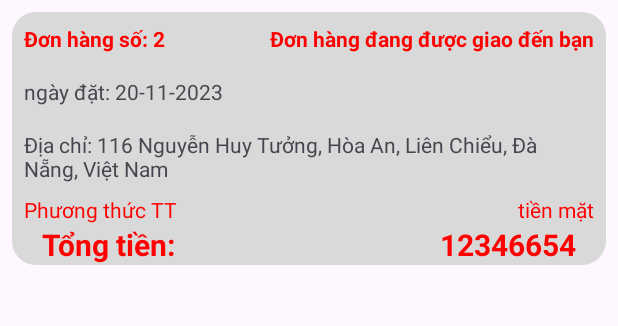
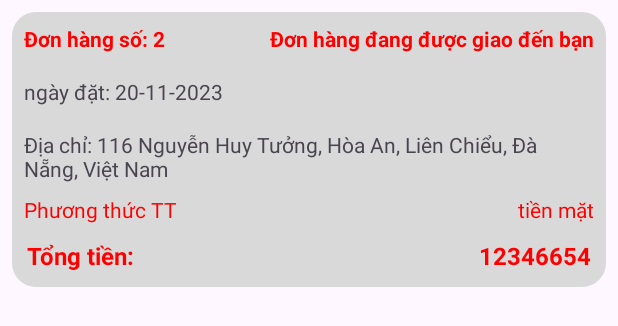
Before and after one commit to Mobile-Internship-2023-Org/Mobile-Internship-2023-Repo-FE, an Android app: the layout lich_su_item_layout.xml on its own in the app's theme, with its tools: preview values and no code run, on a phone screen of 412 x 824 dp. Shown: the top 326 px of the screen. Run offline under Robolectric (Android 15) with nearby library versions, the phone set to English and light mode, and no system bars.

Commit message:
doan commit4

```diff
--- a/app/src/main/java/com/example/foody_app/activities/TimKiemActivity.java
+++ b/app/src/main/java/com/example/foody_app/activities/TimKiemActivity.java
@@ -59,7 +59,9 @@ public class TimKiemActivity extends AppCompatActivity {
             @Override
             public void onItemClick(FoodModel item) {
                 Intent intent = new Intent(TimKiemActivity.this, ChiTietMonAnActivity.class);
-                intent.putExtra("idFood", item.getIdMonAn());  // Assuming FoodModel has getId() method
+                intent.putExtra("idFood", (long) item.getIdMonAn());
+                intent.putExtra("idType",item.getIdTheLoai());
+                Log.e("TAG", "onItemClick: "+item.getIdTheLoai() );// Assuming FoodModel has getId() method
                 startActivity(intent);
             }
         });
--- a/app/src/main/res/layout/activity_chi_tiet_hoa_don.xml
+++ b/app/src/main/res/layout/activity_chi_tiet_hoa_don.xml
@@ -13,6 +13,7 @@
         android:layout_height="wrap_content"
         android:layout_marginTop="8dp">
         <ImageView
+            android:id="@+id/imgBack"
             android:layout_width="wrap_content"
             android:layout_height="wrap_content"
             android:src="@drawable/back1" />
--- a/app/src/main/res/layout/lich_su_item_layout.xml
+++ b/app/src/main/res/layout/lich_su_item_layout.xml
@@ -71,14 +71,15 @@
         <LinearLayout
             android:layout_width="match_parent"
             android:layout_height="match_parent"
-            android:orientation="horizontal">
+            android:orientation="horizontal"
+            android:layout_marginVertical="10dp">
             <TextView
                 android:layout_width="match_parent"
                 android:layout_height="wrap_content"
                 android:text="Tổng tiền:"
                 android:textStyle="bold"
-                android:textSize="20dp"
-                android:layout_marginStart="20dp"
+                android:textSize="16dp"
+                android:layout_marginStart="10dp"
                 android:layout_weight="1"
                 android:textColor="@color/red"
                 />
@@ -87,12 +88,12 @@
                 android:layout_width="match_parent"
                 android:layout_height="wrap_content"
                 android:text="12346654"
-                android:textSize="20dp"
+                android:textSize="16dp"
                 android:textColor="@color/red"
                 android:textStyle="bold"
                 android:layout_weight="1"
                 android:gravity="right"
-                android:layout_marginEnd="20dp"
+                android:layout_marginEnd="10dp"
                 />
         </LinearLayout>
 
```
Also changed, not shown: app/src/main/java/com/example/foody_app/activities/ChiTietHoaDonActivity.java (+10 -1 lines), app/src/main/java/com/example/foody_app/fragments/DanhSachMonAnFragment.java (+12 -2 lines), app/src/main/java/com/example/foody_app/fragments/LichSuDatHangFragment.java (+7 -0 lines), app/src/main/java/com/example/foody_app/fragments/TaiKhoanFragment.java (+11 -2 lines).
